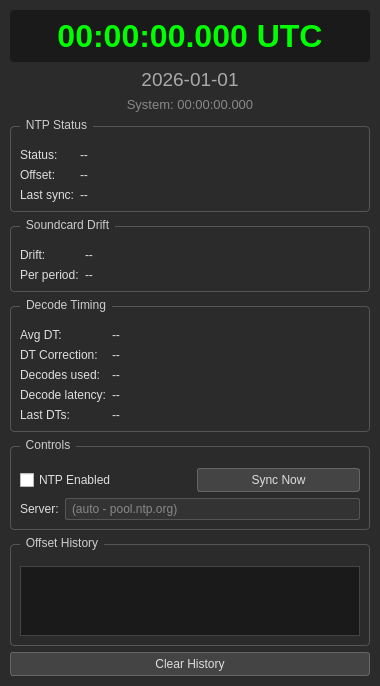
This is widgets/TimeSyncPanel.ui in iu8lmc/Decodium-3.0-Codename-Raptor as Qt 5 draws it before an edit. The edited form follows.
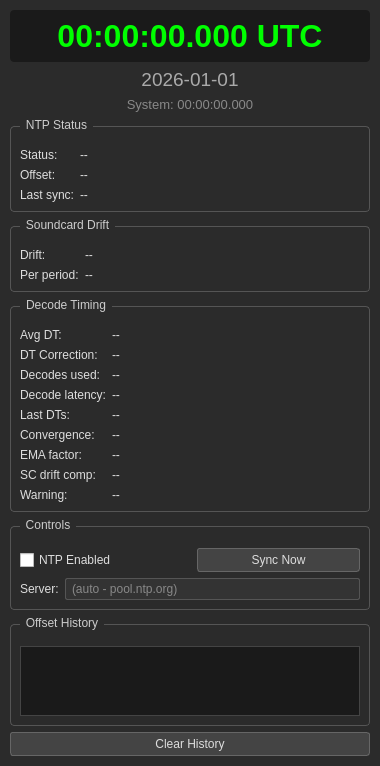
This is the edited form.

What changed in the file:
```diff
--- a/widgets/TimeSyncPanel.ui
+++ b/widgets/TimeSyncPanel.ui
@@ -245,6 +245,65 @@
         </property>
        </widget>
       </item>
+      <item row="5" column="0">
+       <widget class="QLabel" name="labelConvergence">
+        <property name="text">
+         <string>Convergence:</string>
+        </property>
+       </widget>
+      </item>
+      <item row="5" column="1">
+       <widget class="QLabel" name="lblConvergence">
+        <property name="text">
+         <string>--</string>
+        </property>
+       </widget>
+      </item>
+      <item row="6" column="0">
+       <widget class="QLabel" name="labelEmaFactor">
+        <property name="text">
+         <string>EMA factor:</string>
+        </property>
+       </widget>
+      </item>
+      <item row="6" column="1">
+       <widget class="QLabel" name="lblEmaFactor">
+        <property name="text">
+         <string>--</string>
+        </property>
+       </widget>
+      </item>
+      <item row="7" column="0">
+       <widget class="QLabel" name="labelDriftApplied">
+        <property name="text">
+         <string>SC drift comp:</string>
+        </property>
+       </widget>
+      </item>
+      <item row="7" column="1">
+       <widget class="QLabel" name="lblDriftApplied">
+        <property name="text">
+         <string>--</string>
+        </property>
+       </widget>
+      </item>
+      <item row="8" column="0">
+       <widget class="QLabel" name="labelWarning">
+        <property name="text">
+         <string>Warning:</string>
+        </property>
+       </widget>
+      </item>
+      <item row="8" column="1">
+       <widget class="QLabel" name="lblWarning">
+        <property name="text">
+         <string>--</string>
+        </property>
+        <property name="wordWrap">
+         <bool>true</bool>
+        </property>
+       </widget>
+      </item>
      </layout>
     </widget>
    </item>
```
